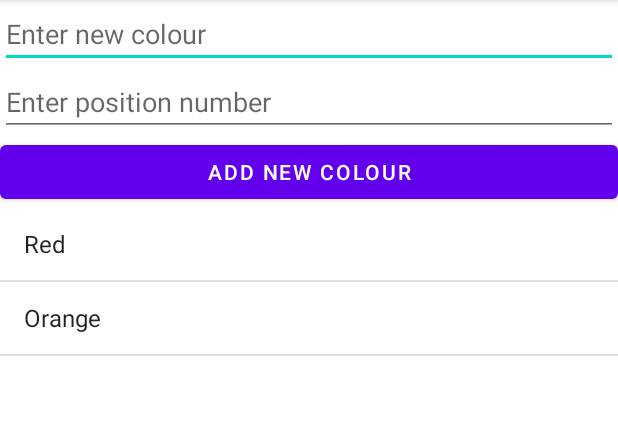
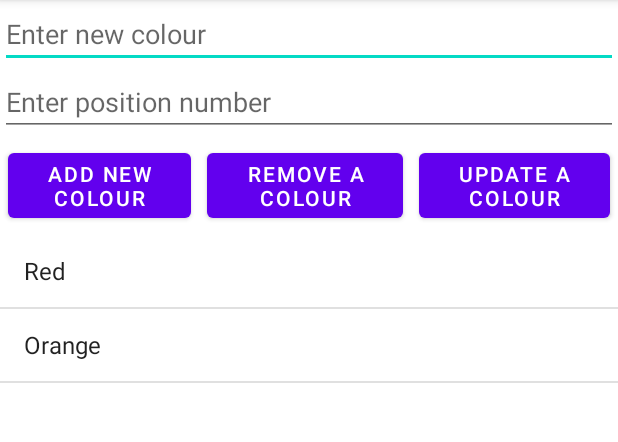
Before and after one commit to 19013886-Keagan-Neo/DemoDynamicListViewColourList, an Android app: the screen it shows after launch (MainActivity), on a phone screen of 412 x 824 dp, the part 84-526 px from its top. Run offline under Robolectric (Android 15) with nearby library versions, the phone set to English and light mode, and no system bars.

Commit message:
P07 - Section C Enhancement Done

```diff
--- a/app/src/main/java/sg/edu/rp/c346/id19013886/demodynamiclistviewcolourlist/MainActivity.java
+++ b/app/src/main/java/sg/edu/rp/c346/id19013886/demodynamiclistviewcolourlist/MainActivity.java
@@ -18,7 +18,7 @@ import java.util.ArrayList;
 public class MainActivity extends AppCompatActivity {
 
     EditText etElement, etIndexElement;
-    Button btnAdd;
+    Button btnAdd, btnRemove, btnUpdate;
     ListView lvColour;
 
     ArrayList<String> alColours;
@@ -32,6 +32,8 @@ public class MainActivity extends AppCompatActivity {
         etElement = findViewById(R.id.editTextColour);
         etIndexElement = findViewById(R.id.editTextIndex);
         btnAdd = findViewById(R.id.btnAddColour);
+        btnRemove = findViewById(R.id.btnRemoveColour);
+        btnUpdate = findViewById(R.id.btnUpdateColour);
         lvColour = findViewById(R.id.listViewColour);
 
         alColours = new ArrayList<String>();
@@ -53,6 +55,25 @@ public class MainActivity extends AppCompatActivity {
             }
         });
 
+        btnRemove.setOnClickListener(new View.OnClickListener() {
+            @Override
+            public void onClick(View v) {
+                int pos = Integer.parseInt(etIndexElement.getText().toString());
+                alColours.remove(pos);
+                aaColour.notifyDataSetChanged();
+            }
+        });
+
+        btnUpdate.setOnClickListener(new View.OnClickListener() {
+            @Override
+            public void onClick(View v) {
+                String colour = etElement.getText().toString();
+                int pos = Integer.parseInt(etIndexElement.getText().toString());
+                alColours.set(pos, colour);
+                aaColour.notifyDataSetChanged();
+            }
+        });
+
         lvColour.setOnItemClickListener(new AdapterView.OnItemClickListener() {
             @Override
             public void onItemClick(AdapterView<?> parent, View view, int position, long id) {
--- a/app/src/main/res/layout/activity_main.xml
+++ b/app/src/main/res/layout/activity_main.xml
@@ -25,9 +25,27 @@
 
         <Button
             android:id="@+id/btnAddColour"
-            android:layout_width="match_parent"
+            android:layout_width="wrap_content"
             android:layout_height="wrap_content"
+            android:layout_weight="1"
+            android:layout_margin="5dp"
             android:text="@string/btnAddColour" />
+
+        <Button
+            android:id="@+id/btnRemoveColour"
+            android:layout_width="wrap_content"
+            android:layout_height="wrap_content"
+            android:layout_weight="1"
+            android:layout_margin="5dp"
+            android:text="@string/btnRemoveColour" />
+
+        <Button
+            android:id="@+id/btnUpdateColour"
+            android:layout_width="wrap_content"
+            android:layout_height="wrap_content"
+            android:layout_weight="1"
+            android:layout_margin="5dp"
+            android:text="@string/btnUpdateColour" />
 
     </LinearLayout>
 
--- a/app/src/main/res/values/strings.xml
+++ b/app/src/main/res/values/strings.xml
@@ -4,4 +4,6 @@
     <string name="tv"> </string>
     <string name="btnAddColour">ADD NEW COLOUR</string>
     <string name="etHintIndex">Enter position number</string>
+    <string name="btnRemoveColour">REMOVE A COLOUR</string>
+    <string name="btnUpdateColour">UPDATE A COLOUR</string>
 </resources>
```
